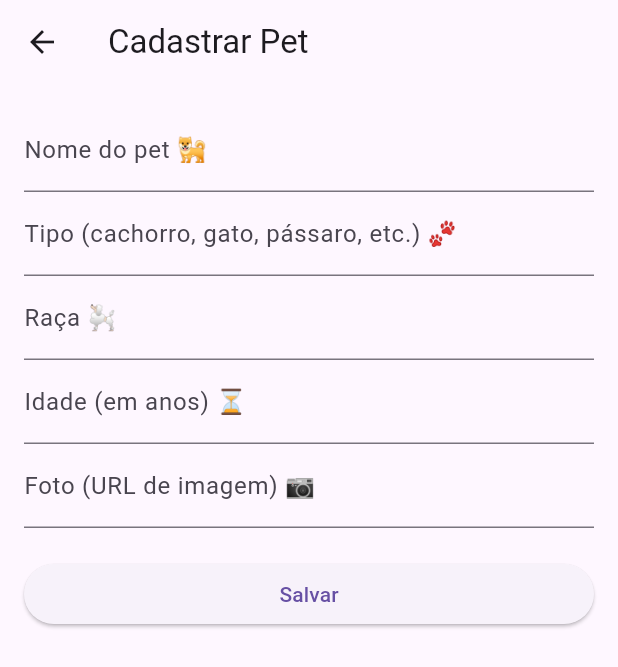
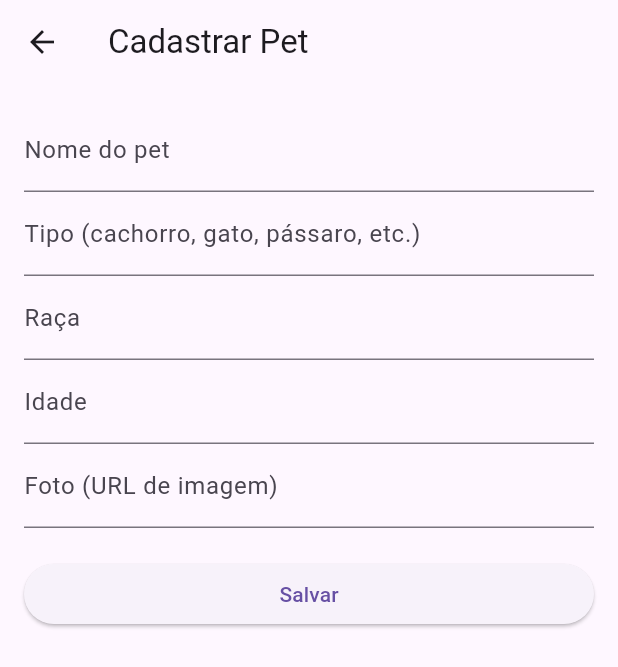
Before and after one commit to batistbz/pam_bea, a Flutter app: the PetFormScreen screen opened directly, on a phone screen of 412 x 824 dp. Shown: the top 667 px of the screen. Run offline on Flutter 3.47's test engine with Material 3 defaults, Android fonts, the phone set to English and light mode, and no system bars.

Commit message:
tirei os emojis

```diff
--- a/petshop/lib/ptform.dart
+++ b/petshop/lib/ptform.dart
@@ -87,7 +87,7 @@ class _PetFormScreenState extends State<PetFormScreen> {
               TextFormField(
                 controller: _nomeController,
                 decoration: InputDecoration(
-                  labelText: 'Nome do pet 🐕',
+                  labelText: 'Nome do pet',
                 ),
                 validator: (value) {
                   if (value == null || value.trim().isEmpty) {
@@ -99,7 +99,7 @@ class _PetFormScreenState extends State<PetFormScreen> {
               TextFormField(
                 controller: _tipoController,
                 decoration: InputDecoration(
-                  labelText: 'Tipo (cachorro, gato, pássaro, etc.) 🐾',
+                  labelText: 'Tipo (cachorro, gato, pássaro, etc.)',
                 ),
                 validator: (value) {
                   if (value == null || value.trim().isEmpty) {
@@ -111,7 +111,7 @@ class _PetFormScreenState extends State<PetFormScreen> {
               TextFormField(
                 controller: _racaController,
                 decoration: InputDecoration(
-                  labelText: 'Raça 🐩',
+                  labelText: 'Raça',
                 ),
                 validator: (value) {
                   if (value == null || value.trim().isEmpty) {
@@ -123,7 +123,7 @@ class _PetFormScreenState extends State<PetFormScreen> {
               TextFormField(
                 controller: _idadeController,
                 decoration: InputDecoration(
-                  labelText: 'Idade (em anos) ⏳',
+                  labelText: 'Idade',
                 ),
                 keyboardType: TextInputType.number,
                 validator: (value) {
@@ -140,7 +140,7 @@ class _PetFormScreenState extends State<PetFormScreen> {
               TextFormField(
                 controller: _fotoUrlController,
                 decoration: InputDecoration(
-                  labelText: 'Foto (URL de imagem) 📷',
+                  labelText: 'Foto (URL de imagem)',
                 ),
                 validator: (value) {
                   if (value == null || value.trim().isEmpty) {
```
